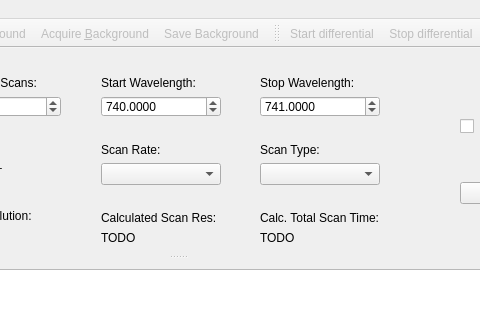
Above: gui/m2_scanner/ui_m2scanner_new2.ui from mvchalupnik/qudi before the change; both pictures show x 267 to 747 and y 0 to 320 of the 889 by 671 pixel window. Below: the same form after it.
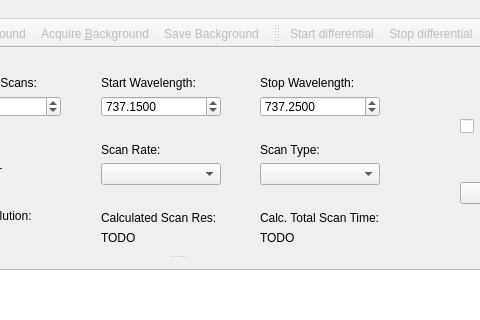
That is the form after the change. Icons and pictures are not drawn. Custom widgets are drawn as their Qt base class.

```diff
--- a/gui/m2_scanner/ui_m2scanner_new2.ui
+++ b/gui/m2_scanner/ui_m2scanner_new2.ui
@@ -324,7 +324,7 @@
               <double>0.010000000000000</double>
              </property>
              <property name="value">
-              <double>740.000000000000000</double>
+              <double>737.149999999999977</double>
              </property>
             </widget>
            </item>
@@ -447,7 +447,7 @@
               <double>0.010000000000000</double>
              </property>
              <property name="value">
-              <double>741.000000000000000</double>
+              <double>737.250000000000000</double>
              </property>
             </widget>
            </item>
```
Left out of the diff: 12 changed lines with no effect on the pictures.
